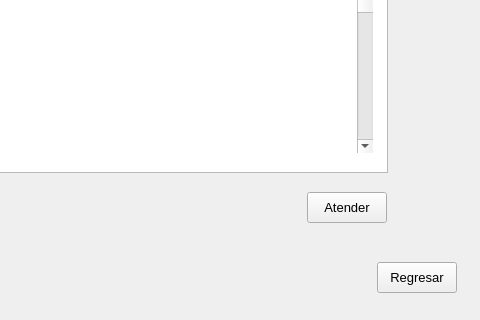
Old version of the form PAF_GUI/PAF_GRAFICA/gestionarpaciente.ui in the repository JMOrbegoso/USS-2021-II-PP; both pictures show x 313 to 793 and y 118 to 438 of the 793 by 438 pixel window.
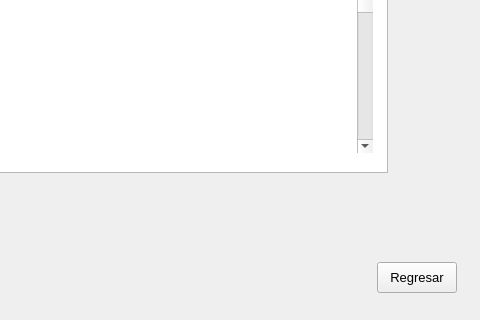
New version of the form.

```diff
--- a/PAF_GUI/PAF_GRAFICA/gestionarpaciente.ui
+++ b/PAF_GUI/PAF_GRAFICA/gestionarpaciente.ui
@@ -41,24 +41,6 @@
     <string>Buscar</string>
    </property>
   </widget>
-  <widget class="QPushButton" name="atenderCmd">
-   <property name="geometry">
-    <rect>
-     <x>620</x>
-     <y>310</y>
-     <width>80</width>
-     <height>31</height>
-    </rect>
-   </property>
-   <property name="font">
-    <font>
-     <pointsize>10</pointsize>
-    </font>
-   </property>
-   <property name="text">
-    <string>Atender</string>
-   </property>
-  </widget>
   <widget class="QPushButton" name="registrarPacienteCmd">
    <property name="geometry">
     <rect>
```
